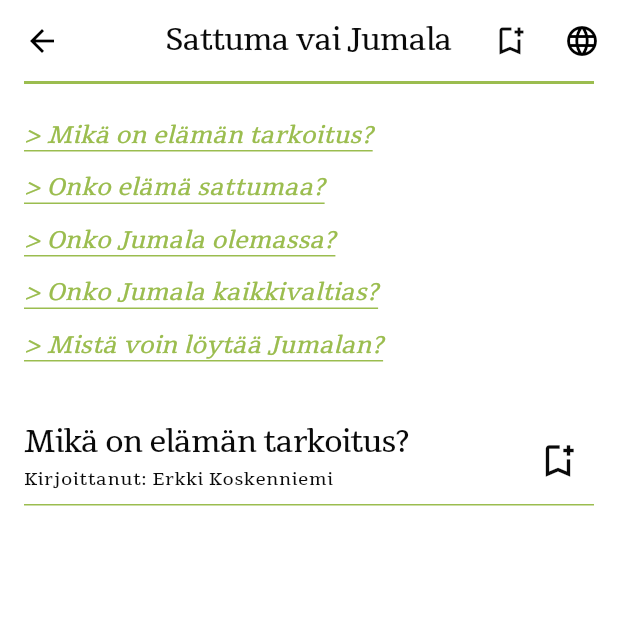
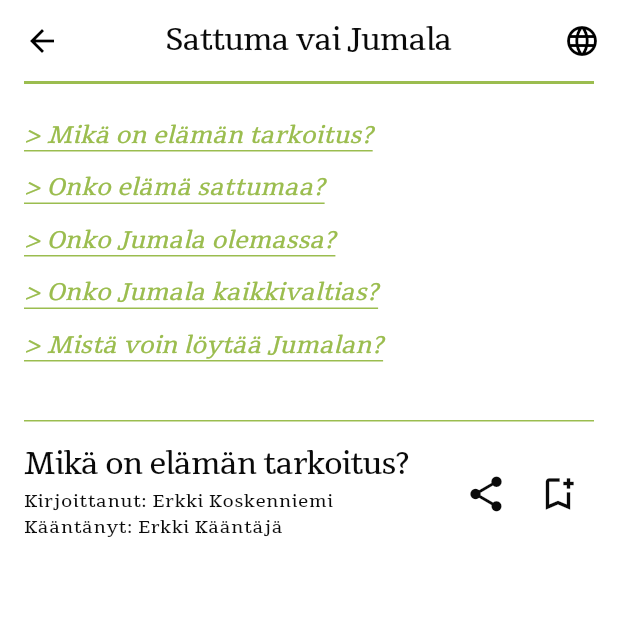
Before and after one commit to villepuuri/Bible-Toolbox, a Flutter app: the AnswersPage screen opened by its route, after a tap on "Sattuma vai Jumala", on a phone screen of 412 x 824 dp, the top half of it. Run offline on Flutter 3.47's test engine with Material 3 defaults, Android fonts, the phone set to English and light mode, and no system bars; drawn by our look-alikes of auto_size_text, scrollable_positioned_list; our stand-ins replace google_fonts, hive, hive_flutter, shared_preferences; accounts and stored records are empty.

Commit message:
Set the app name and added a share button to textPage

```diff
--- a/flutter_launcher_icons.yaml
+++ b/flutter_launcher_icons.yaml
@@ -3,10 +3,10 @@
 # flutter pub run flutter_launcher_icons
 
 flutter_launcher_icons:
-  image_path: "assets/icon/icon.png"
+  image_path: "assets/btb_images/laatikko.png"
 
   android: "launcher_icon"
-  image_path_android: "assets/btb_images/laatikko.png"
+#  image_path_android: "assets/btb_images/laatikko.png"
   min_sdk_android: 21 # android min sdk min:16, default 21
   # adaptive_icon_background: "assets/icon/background.png"
   # adaptive_icon_foreground: "assets/icon/foreground.png"
@@ -14,7 +14,7 @@ flutter_launcher_icons:
   # adaptive_icon_monochrome: "assets/icon/monochrome.png"
 
   ios: true
-  image_path_ios: "assets/btb_images/laatikko.png"
+#  image_path_ios: "assets/btb_images/laatikko.png"
   remove_alpha_ios: true
   # image_path_ios_dark_transparent: "assets/icon/icon_dark.png"
   # image_path_ios_tinted_grayscale: "assets/icon/icon_tinted.png"
--- a/lib/core/constants.dart
+++ b/lib/core/constants.dart
@@ -1,4 +1,5 @@
 import 'package:bible_toolbox/core/helpers/language_helper.dart';
+import 'package:bible_toolbox/core/theme.dart';
 import 'package:flutter/material.dart';
 
 class Constants {
@@ -6,6 +7,7 @@ class Constants {
   /* Icon constants */
   static IconData iconSelectedBookmark = Icons.bookmark;
   static IconData iconAddBookmark = Icons.bookmark_add_outlined;
+  static Icon iconShare = Icon(Icons.share, color: AppThemeData.black,);
 
   // static LanguageHelper languageHelper = LanguageHelper();
 
--- a/lib/presentation/pages/text_page.dart
+++ b/lib/presentation/pages/text_page.dart
@@ -91,9 +91,10 @@ class _TextPageState extends State<TextPage> {
       );
     }
 
-    Widget authorBox(String author) {
+    Widget authorBox({String? author, String? translator}) {
+      assert(!(author == null && translator == null), "You must give at least one");
       return Text(
-        "Kirjoittanut: $author",
+        author != null ? "Kirjoittanut: $author" : "Kääntänyt: $translator",
         style: Theme.of(context).textTheme.bodySmall,
       );
     }
@@ -101,19 +102,25 @@ class _TextPageState extends State<TextPage> {
     Widget titleBox(String title, String path) {
       bool isBookmarked = BookmarkHelper.isPageBookmarked(title);
       return Padding(
-        padding: const EdgeInsets.symmetric(vertical: 4),
+        padding: const EdgeInsets.symmetric(vertical: 16),
         child: Row(
           mainAxisAlignment: MainAxisAlignment.spaceBetween,
-          crossAxisAlignment: CrossAxisAlignment.start,
+          crossAxisAlignment: CrossAxisAlignment.center,
           children: [
-            Column(
-              crossAxisAlignment: CrossAxisAlignment.start,
-              children: [
-                Text(title, style: Theme.of(context).textTheme.titleSmall),
-                const SizedBox(height: 4),
-                authorBox("Erkki Koskenniemi"),
-              ],
+            Expanded(
+              child: Column(
+                crossAxisAlignment: CrossAxisAlignment.start,
+                children: [
+                  Text(title, style: Theme.of(context).textTheme.titleSmall),
+                  const SizedBox(height: 4),
+                  authorBox(author: "Erkki Koskenniemi"),
+                  authorBox(translator: "Erkki Kääntäjä"),
+                ],
+              ),
             ),
+            IconButton(onPressed: () {
+              debugPrint('User wants to share $title');
+            }, icon: Constants.iconShare),
             IconButton(
               onPressed: () async {
                 if (!isBookmarked) {
@@ -142,6 +149,7 @@ class _TextPageState extends State<TextPage> {
       appBar: MainAppBar(
         title: isDataReady ? answers[id]["title"] : "",
         useSmallAppBar: true,
+        showBookmarkButton: false,
       ),
       body: isDataReady
           ? ScrollablePositionedList.builder(
@@ -159,12 +167,13 @@ class _TextPageState extends State<TextPage> {
                     child: Column(
                       crossAxisAlignment: CrossAxisAlignment.start,
                       children: [
+                        Divider(),
                         titleBox(
                           answers[id]["items"][itemIndex] ?? "",
                           "Etusivu/Vastaukset/${answers[id]["title"]}",
                         ),
 
-                        Divider(),
+
                       ],
                     ),
                   );
```
Also changed, not shown: 1 other file.
